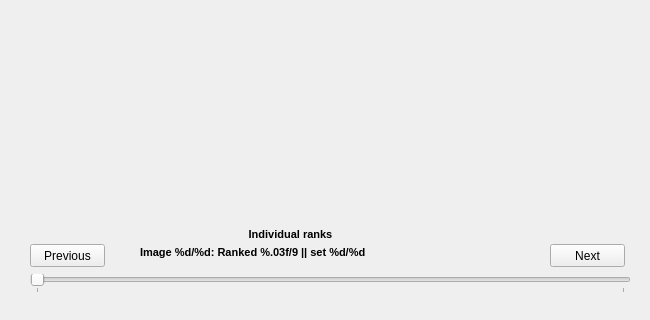
This is display/imgviewer.ui in phecy/ImageSorter as Qt 5 draws it before an edit; both pictures show x 0 to 650 and y 206 to 526 of the 650 by 526 pixel window. The edited form follows.
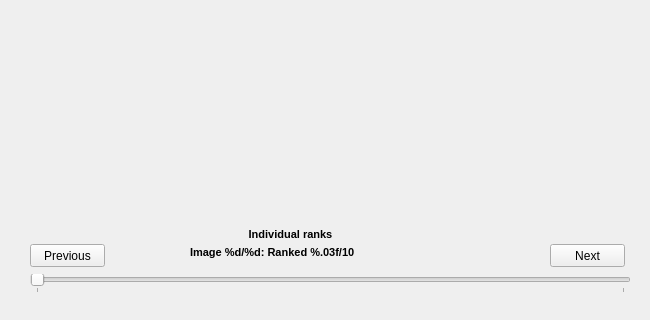
This is the edited form.

Patch:
```diff
--- a/display/imgviewer.ui
+++ b/display/imgviewer.ui
@@ -70,9 +70,9 @@
   <widget class="QLabel" name="rankText">
    <property name="geometry">
     <rect>
-     <x>140</x>
+     <x>190</x>
      <y>450</y>
-     <width>361</width>
+     <width>201</width>
      <height>16</height>
     </rect>
    </property>
@@ -85,7 +85,7 @@
     </font>
    </property>
    <property name="text">
-    <string>Image %d/%d: Ranked %.03f/9 || set %d/%d</string>
+    <string>Image %d/%d: Ranked %.03f/10</string>
    </property>
   </widget>
   <widget class="QSlider" name="slider">
```
